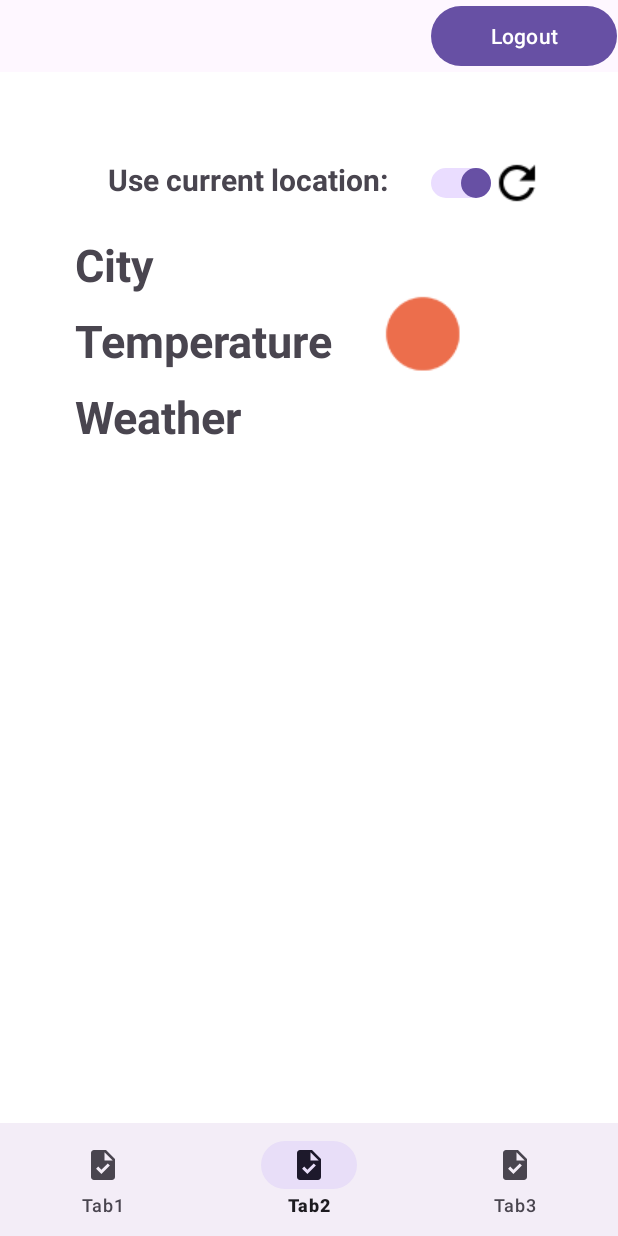
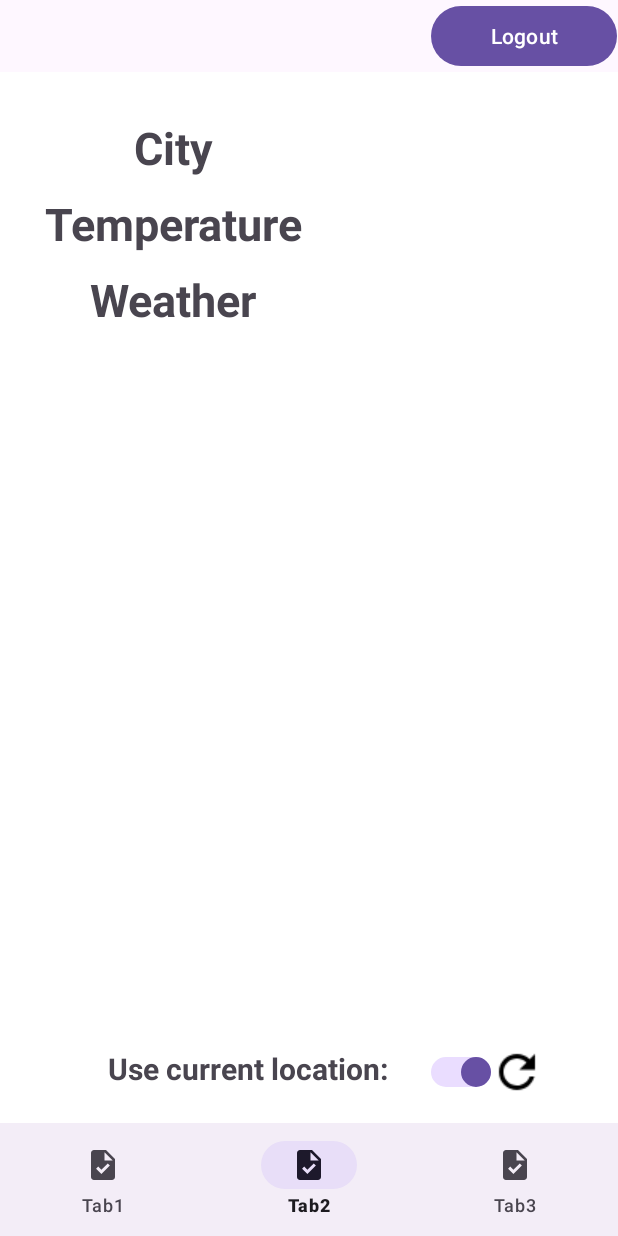
Before and after one commit to Josip-Rizner/AppleDiseaseClassificator, an Android app: the screen it shows after launch once a user with an empty profile is signed in (MainActivity), item 2 of the bottom bar chosen, on a phone screen of 412 x 824 dp. Run offline under Robolectric (Android 15) with nearby library versions, the phone set to English and light mode, and no system bars; our stand-ins replace Firebase (no records; nobody signed in at launch, a user with empty details on screens opened directly); libraries missing offline, so code that uses them is left out: com.loopj.android, cz.msebera.android, org.tensorflow.lite.

Commit message:
Improvements to UI and presenting weather. Adding time to each forecast recycler data.

```diff
--- a/app/src/main/AndroidManifest.xml
+++ b/app/src/main/AndroidManifest.xml
@@ -55,7 +55,8 @@
             android:name=".MainActivity"
             android:theme="@style/Theme.Material3.Light.NoActionBar"
             android:exported="true"
-            android:screenOrientation="portrait">
+            android:screenOrientation="portrait"
+            android:windowSoftInputMode="adjustPan"> >
 
             <meta-data
                 android:name="android.app.lib_name"
--- a/app/src/main/java/com/example/applediseaseclassificator/SecondFragment.java
+++ b/app/src/main/java/com/example/applediseaseclassificator/SecondFragment.java
@@ -45,8 +45,8 @@ public class SecondFragment extends Fragment {
     final String WEATHER_URL = "https://api.openweathermap.org/data/2.5/forecast"; //forecast
     final String CITY_LOCATION_URL = "https://api.openweathermap.org/geo/1.0/direct";
 
-    final long MIN_TIME = 300000;
-    final float MIN_DISTANCE = 1000;
+    final long MIN_TIME = 400;
+    final float MIN_DISTANCE = 10000;
     final int REQUEST_CODE = 101;
 
     String location_provider = LocationManager.GPS_PROVIDER;
@@ -297,6 +297,7 @@ public class SecondFragment extends Fragment {
         tvCity.setText(weatherData.getCity());
         tvWeatherState.setText(weatherData.getCurrentWeatherType());
         int resourceId = getResources().getIdentifier(weatherData.getCurrentIcon(), "drawable", getActivity().getPackageName());
+        ivWeatherState.setImageResource(android.R.color.transparent);
         ivWeatherState.setImageResource(resourceId);
 
         JSONObject[] weatherForecast = weatherData.getWeatherForecastAsJSONObjectList();
--- a/app/src/main/java/com/example/applediseaseclassificator/WeatherAdapter.java
+++ b/app/src/main/java/com/example/applediseaseclassificator/WeatherAdapter.java
@@ -24,7 +24,7 @@ public class WeatherAdapter extends RecyclerView.Adapter<WeatherAdapter.WeatherV
     public static class WeatherViewHolder extends RecyclerView.ViewHolder{
 
         public ImageView ivWeatherState;
-        public TextView tvTemperature, tvWeatherState;
+        public TextView tvTemperature, tvWeatherState, tvDate;
 
 
         public WeatherViewHolder(@NonNull View itemView) {
@@ -33,6 +33,7 @@ public class WeatherAdapter extends RecyclerView.Adapter<WeatherAdapter.WeatherV
             this.ivWeatherState = itemView.findViewById(R.id.ivWeatherState);
             this.tvWeatherState = itemView.findViewById(R.id.tvWeatherState);
             this.tvTemperature = itemView.findViewById(R.id.tvTemperature);
+            this.tvDate = itemView.findViewById(R.id.tvDate);
 
         }
     }
@@ -53,8 +54,10 @@ public class WeatherAdapter extends RecyclerView.Adapter<WeatherAdapter.WeatherV
     public void onBindViewHolder(@NonNull WeatherViewHolder holder, int position) {
         final JSONObject weatherForecast = weatherForecastData[position];
         try {
-            holder.tvTemperature.setText(Double.toString(weatherForecast.getJSONObject("main").getDouble("temp")) + "°C");
+            holder.tvTemperature.setText(Integer.toString((int) weatherForecast.getJSONObject("main").getDouble("temp")) + "°C");
             holder.tvWeatherState.setText(weatherForecast.getJSONArray("weather").getJSONObject(0).getString("main"));
+            holder.tvDate.setText(weatherForecast.getString("dt_txt"));
+            holder.ivWeatherState.setImageResource(android.R.color.transparent);
             holder.ivWeatherState.setImageResource(weatherForecast.getJSONArray("weather").getJSONObject(0).getInt("id"));
         } catch (JSONException e) {
             e.printStackTrace();
--- a/app/src/main/java/com/example/applediseaseclassificator/WeatherData.java
+++ b/app/src/main/java/com/example/applediseaseclassificator/WeatherData.java
@@ -1,5 +1,6 @@
 package com.example.applediseaseclassificator;
 
+import android.content.Intent;
 import android.util.Log;
 
 import org.json.JSONArray;
@@ -20,7 +21,7 @@ public class WeatherData {
             int condition = weatherData.weatherForecast.getJSONObject(0).getJSONArray("weather").getJSONObject(0).getInt("id");
             weatherData.currentWeatherType = weatherData.weatherForecast.getJSONObject(0).getJSONArray("weather").getJSONObject(0).getString("main");
             weatherData.currentIcon = updateWeatherIcon(condition);
-            weatherData.currentTemperature = Double.toString(weatherData.weatherForecast.getJSONObject(0).getJSONObject("main").getDouble("temp"));
+            weatherData.currentTemperature = Integer.toString((int) weatherData.weatherForecast.getJSONObject(0).getJSONObject("main").getDouble("temp"));
             return weatherData;
         }
         catch (JSONException e){
@@ -58,7 +59,7 @@ public class WeatherData {
         else if(condition == 801){
             return "few_clouds";
         }
-        else if(condition == 803 || condition == 804){
+        else if(condition >= 802 && condition <= 804){
             return "scattered_clouds";
         }
 
--- a/app/src/main/res/layout/fragment_second.xml
+++ b/app/src/main/res/layout/fragment_second.xml
@@ -7,68 +7,20 @@
     android:background="@color/white"
     tools:context=".SecondFragment">
 
-    <LinearLayout
+    <androidx.constraintlayout.widget.ConstraintLayout
         android:layout_width="match_parent"
-        android:layout_height="match_parent"
-        android:orientation="vertical"
-        android:padding="50dp">
+        android:layout_height="match_parent">
 
         <LinearLayout
+            android:id="@+id/linearLayout2"
             android:layout_width="match_parent"
             android:layout_height="wrap_content"
-            android:orientation="horizontal">
-
-            <TextView
-                android:layout_width="wrap_content"
-                android:layout_height="wrap_content"
-                android:gravity="center"
-                android:text="Use current location:"
-                android:textSize="20sp"
-                android:textStyle="bold"
-                android:layout_weight="0.6"/>
-
-            <androidx.appcompat.widget.SwitchCompat
-                android:id="@+id/swUseCurrentLocation"
-                android:layout_width="wrap_content"
-                android:layout_height="wrap_content"
-                android:checked="true"
-                android:thumb="@drawable/switch_thumb"
-                app:track="@drawable/switch_track" />
-
-            <ImageButton
-                android:id="@+id/ibRefresh"
-                android:layout_width="wrap_content"
-                android:layout_height="wrap_content"
-                android:scaleY="1.5"
-                android:scaleX="1.5"
-                android:layout_margin="5dp"
-                android:background="@drawable/ic_baseline_refresh_24"
-                android:layout_gravity="center_vertical"/>
-
-        </LinearLayout>
-
-        <LinearLayout
-            android:id="@+id/llSetLocation"
-            android:layout_width="match_parent"
-            android:layout_height="wrap_content"
-            android:orientation="horizontal"
-            android:visibility="gone">
-
-            <EditText
-                android:id="@+id/etEnterCity"
-                android:layout_width="match_parent"
-                android:layout_height="wrap_content"
-                android:layout_weight="0.8"
-                android:hint="Enter the location"/>
-
-            <Button
-                android:id="@+id/btnFetchWeather"
-                android:layout_width="wrap_content"
-                android:layout_height="wrap_content"
-                android:text="Fetch"/>
-
-
-        </LinearLayout>
+            android:orientation="vertical"
+            android:layout_marginHorizontal="30dp"
+            android:layout_marginVertical="20dp"
+            app:layout_constraintEnd_toEndOf="parent"
+            app:layout_constraintStart_toStartOf="parent"
+            app:layout_constraintTop_toTopOf="parent">
 
             <LinearLayout
                 android:layout_width="match_parent"
@@ -84,28 +36,31 @@
                         android:id="@+id/tvCity"
                         android:layout_width="match_parent"
                         android:layout_height="wrap_content"
-                    android:textStyle="bold"
+                        android:gravity="center"
                         android:layout_marginTop="10dp"
+                        android:text="City"
                         android:textSize="30sp"
-                    android:text="City" />
+                        android:textStyle="bold" />
 
                     <TextView
                         android:id="@+id/tvTemperature"
                         android:layout_width="match_parent"
                         android:layout_height="wrap_content"
-                    android:textStyle="bold"
+                        android:gravity="center"
                         android:layout_marginTop="10dp"
+                        android:text="Temperature"
                         android:textSize="30sp"
-                    android:text="Temperature" />
+                        android:textStyle="bold" />
 
                     <TextView
                         android:id="@+id/tvWeatherState"
                         android:layout_width="match_parent"
                         android:layout_height="wrap_content"
-                    android:textStyle="bold"
+                        android:gravity="center"
                         android:layout_marginTop="10dp"
+                        android:text="Weather"
                         android:textSize="30sp"
-                    android:text="Weather" />
+                        android:textStyle="bold" />
 
                 </LinearLayout>
 
@@ -113,9 +68,8 @@
                     android:id="@+id/ivWeatherState"
                     android:layout_width="wrap_content"
                     android:layout_height="wrap_content"
-                    android:layout_margin="10dp"
                     android:layout_gravity="center"
-                    android:background="@drawable/clear_sky"/>
+                    android:layout_margin="10dp" />
 
             </LinearLayout>
 
@@ -123,11 +77,78 @@
             <androidx.recyclerview.widget.RecyclerView
                 android:id="@+id/rvWeather"
                 android:layout_width="match_parent"
-            android:layout_height="match_parent"
+                android:layout_height="wrap_content"
+                android:layout_marginTop="15dp"
+                android:orientation="horizontal" />
+
+        </LinearLayout>
+
+        <LinearLayout
+            android:layout_width="match_parent"
+            android:layout_height="wrap_content"
             android:orientation="horizontal"
-            android:layout_marginTop="15dp"/>
+            android:layout_marginHorizontal="50dp"
+            android:layout_marginBottom="10dp"
+            app:layout_constraintBottom_toTopOf="@+id/llSetLocation"
+            app:layout_constraintEnd_toEndOf="parent"
+            app:layout_constraintStart_toStartOf="parent">
+
+            <TextView
+                android:layout_width="wrap_content"
+                android:layout_height="wrap_content"
+                android:layout_weight="0.6"
+                android:gravity="center"
+                android:text="Use current location:"
+                android:textSize="20sp"
+                android:textStyle="bold" />
+
+            <androidx.appcompat.widget.SwitchCompat
+                android:id="@+id/swUseCurrentLocation"
+                android:layout_width="wrap_content"
+                android:layout_height="wrap_content"
+                android:checked="true"
+                android:thumb="@drawable/switch_thumb"
+                app:track="@drawable/switch_track" />
+
+            <ImageButton
+                android:id="@+id/ibRefresh"
+                android:layout_width="wrap_content"
+                android:layout_height="wrap_content"
+                android:layout_gravity="center_vertical"
+                android:layout_margin="5dp"
+                android:background="@drawable/ic_baseline_refresh_24"
+                android:scaleX="1.5"
+                android:scaleY="1.5" />
+
+        </LinearLayout>
+
+        <LinearLayout
+            android:id="@+id/llSetLocation"
+            android:layout_width="match_parent"
+            android:layout_height="wrap_content"
+            android:orientation="horizontal"
+            android:layout_marginHorizontal="30dp"
+            android:layout_marginBottom="10dp"
+            android:visibility="gone"
+            app:layout_constraintBottom_toBottomOf="parent"
+            app:layout_constraintEnd_toEndOf="parent"
+            app:layout_constraintStart_toStartOf="parent">
+
+            <EditText
+                android:id="@+id/etEnterCity"
+                android:layout_width="match_parent"
+                android:layout_height="wrap_content"
+                android:layout_weight="0.8"
+                android:hint="Enter the location" />
+
+            <Button
+                android:id="@+id/btnFetchWeather"
+                android:layout_width="wrap_content"
+                android:layout_height="wrap_content"
+                android:text="Fetch" />
 
 
         </LinearLayout>
+    </androidx.constraintlayout.widget.ConstraintLayout>
 
 </FrameLayout>
--- a/app/src/main/res/layout/recyvlerview_weather_item.xml
+++ b/app/src/main/res/layout/recyvlerview_weather_item.xml
@@ -13,27 +13,38 @@
                 android:layout_width="wrap_content"
                 android:layout_height="wrap_content"
                 android:layout_gravity="center_horizontal"
+                android:layout_marginTop="5dp" />
+
+            <TextView
+                android:id="@+id/tvWeatherState"
+                android:layout_width="wrap_content"
+                android:layout_height="wrap_content"
+                android:layout_gravity="center"
                 android:layout_marginTop="5dp"
-                android:background="@drawable/clear_sky" />
+                android:padding="5dp"
+                android:text="Weather"
+                android:textSize="25sp"
+                android:textStyle="bold" />
 
             <TextView
                 android:id="@+id/tvTemperature"
                 android:layout_width="wrap_content"
                 android:layout_height="wrap_content"
+                android:layout_gravity="center"
                 android:layout_marginTop="5dp"
                 android:padding="5dp"
                 android:text="Temperature"
-                android:textSize="30sp"
+                android:textSize="25sp"
                 android:textStyle="bold" />
 
             <TextView
-                android:id="@+id/tvWeatherState"
+                android:id="@+id/tvDate"
                 android:layout_width="wrap_content"
                 android:layout_height="wrap_content"
                 android:layout_marginTop="5dp"
                 android:padding="5dp"
-                android:text="Weather"
-                android:textSize="30sp"
+                android:text="Date"
+                android:textSize="10sp"
                 android:textStyle="bold" />
 
 </LinearLayout>
```
Lines whose indentation alone changed are shown as unchanged.
